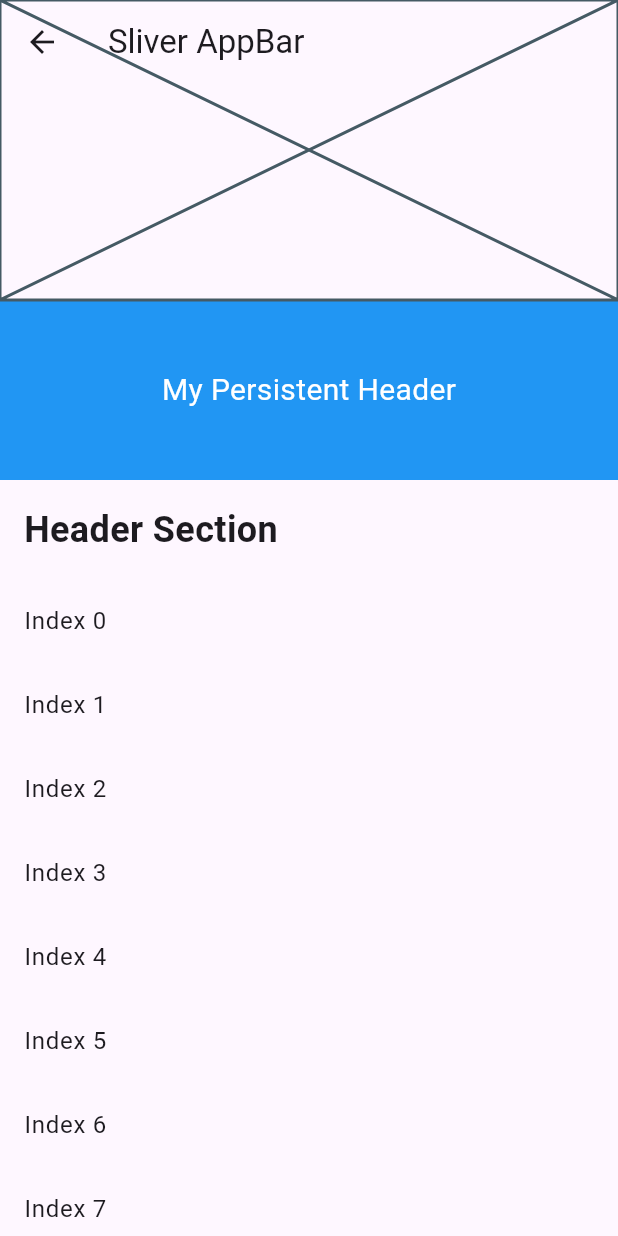
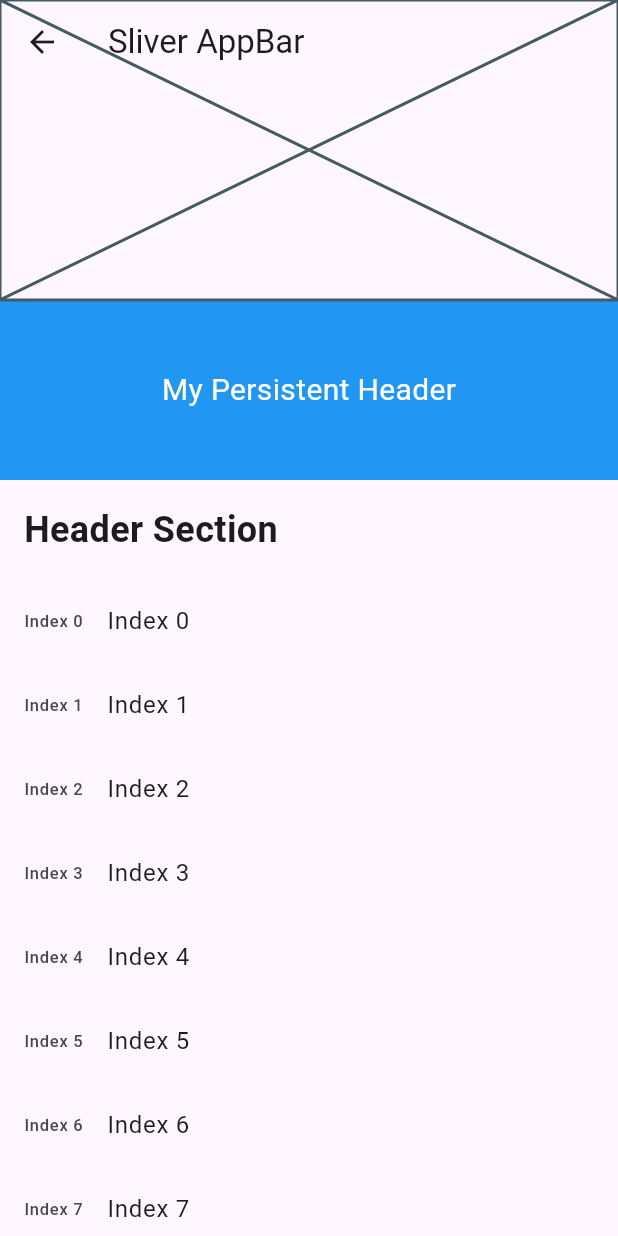
Before and after one commit to dhruv-rajani/demo, a Flutter app: the HomeScreen screen opened directly, on a phone screen of 412 x 824 dp. Run offline on Flutter 3.47's test engine with Material 3 defaults, Android fonts, the phone set to English and light mode, and no system bars; accounts and stored records are empty.

Commit message:
check for conflicts

```diff
--- a/lib/screens/home_screen.dart
+++ b/lib/screens/home_screen.dart
@@ -72,6 +72,7 @@ class _HomeScreenState extends State<HomeScreen> {
               (context, index) {
                 return ListTile(
                   title: Text(items[index].toString()),
+                  leading: Text(items[index].toString()),
                 );
               },
             ),
```
